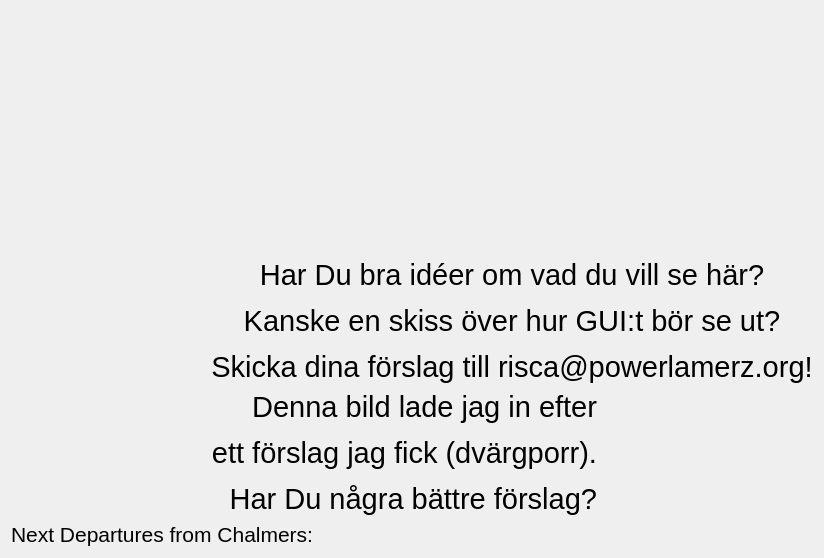
Qt form dialog.ui (ChalmersRobotics/crf-infomatic) before a commit.
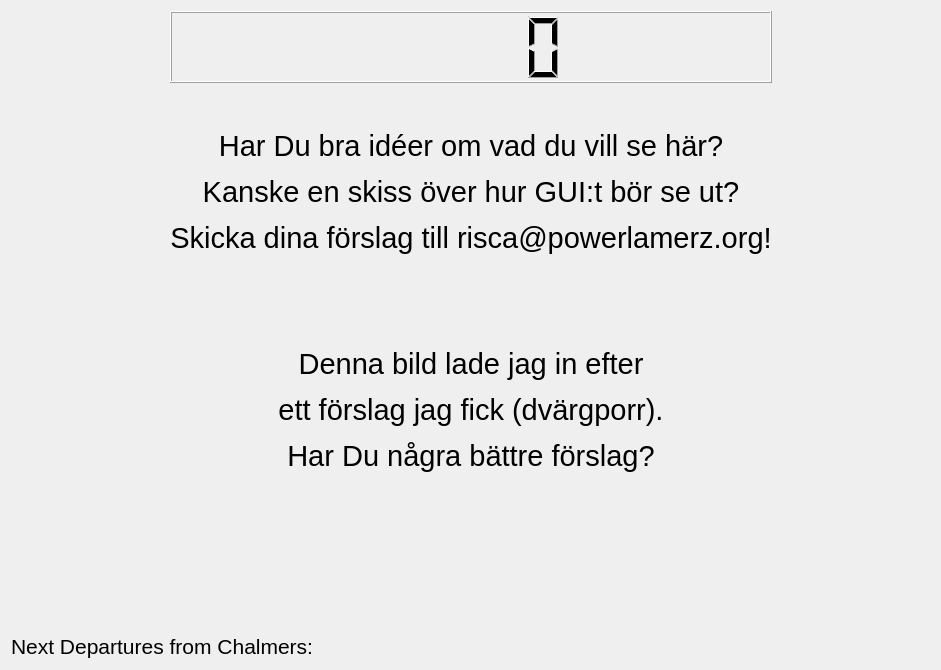
The same form after that commit. Icons and pictures are not drawn. Custom widgets are drawn as their Qt base class.

Commit message: Add DigitalClock from Qt examples

```diff
--- a/dialog.ui
+++ b/dialog.ui
@@ -6,46 +6,18 @@
    <rect>
     <x>0</x>
     <y>0</y>
-    <width>824</width>
-    <height>558</height>
+    <width>941</width>
+    <height>670</height>
    </rect>
   </property>
   <property name="windowTitle">
    <string>Dialog</string>
   </property>
-  <layout class="QGridLayout" name="gridLayout" rowstretch="1,1,1,1,0">
-   <item row="4" column="0" colspan="3">
-    <layout class="QFormLayout" name="formLayout">
-     <item row="0" column="0">
-      <widget class="QLabel" name="label">
-       <property name="font">
-        <font>
-         <pointsize>16</pointsize>
-        </font>
-       </property>
-       <property name="text">
-        <string>Next Departures from Chalmers:</string>
-       </property>
-      </widget>
-     </item>
-     <item row="0" column="1">
-      <widget class="NextDepartureLabel" name="departureLabel">
-       <property name="font">
-        <font>
-         <pointsize>16</pointsize>
-        </font>
-       </property>
-       <property name="text">
-        <string/>
-       </property>
-       <property name="updateInterval" stdset="0">
-        <number>60</number>
-       </property>
-      </widget>
-     </item>
-    </layout>
+  <layout class="QGridLayout" name="gridLayout" rowstretch="1,1,1,1,1,0" columnstretch="1,0,1">
+   <item row="0" column="1">
+    <widget class="DigitalClock" name="lcdNumber"/>
    </item>
-   <item row="0" column="0" rowspan="2">
+   <item row="1" column="0" rowspan="2">
     <widget class="NetStreamPicture" name="innerWebcam">
      <property name="text">
       <string/>
@@ -57,20 +29,18 @@
      </property>
     </widget>
    </item>
-   <item row="2" column="0" rowspan="2">
-    <widget class="NetStreamPicture" name="outerWebcam">
+   <item row="1" column="1" rowspan="2">
+    <widget class="QLabel" name="label_2">
      <property name="text">
-      <string/>
-     </property>
-     <property name="url" stdset="0">
-      <url>
-       <string>http://crf-router:8081/</string>
-      </url>
+      <string>&lt;html&gt;&lt;head/&gt;&lt;body&gt;&lt;p align=&quot;center&quot;&gt;&lt;br/&gt;&lt;/p&gt;&lt;p align=&quot;center&quot;&gt;&lt;span style=&quot; font-size:22pt;&quot;&gt;Har Du bra idéer om vad du vill se här?&lt;/span&gt;&lt;/p&gt;&lt;p align=&quot;center&quot;&gt;&lt;span style=&quot; font-size:22pt;&quot;&gt;Kanske en skiss över hur GUI:t bör se ut?&lt;/span&gt;&lt;/p&gt;&lt;p align=&quot;center&quot;&gt;&lt;span style=&quot; font-size:22pt;&quot;&gt;Skicka dina förslag till risca@powerlamerz.org!&lt;/span&gt;&lt;/p&gt;&lt;p align=&quot;center&quot;&gt;&lt;br/&gt;&lt;/p&gt;&lt;p align=&quot;center&quot;&gt;&lt;br/&gt;&lt;/p&gt;&lt;p align=&quot;center&quot;&gt;&lt;span style=&quot; font-size:22pt;&quot;&gt;Denna bild lade jag in efter&lt;/span&gt;&lt;/p&gt;&lt;p align=&quot;center&quot;&gt;&lt;span style=&quot; font-size:22pt;&quot;&gt;ett förslag jag fick (dvärgporr).&lt;/span&gt;&lt;/p&gt;&lt;p align=&quot;center&quot;&gt;&lt;span style=&quot; font-size:22pt;&quot;&gt;Har Du några bättre förslag?&lt;/span&gt;&lt;/p&gt;&lt;/body&gt;&lt;/html&gt;</string>
      </property>
     </widget>
    </item>
-   <item row="0" column="1">
+   <item row="1" column="2">
     <widget class="NetworkPicture" name="dailyWlanGraph">
+     <property name="frameShadow">
+      <enum>QFrame::Plain</enum>
+     </property>
      <property name="url" stdset="0">
       <url>
        <string>http://mikrotik/graphs/iface/wlan1/daily.gif</string>
@@ -81,7 +51,7 @@
      </property>
     </widget>
    </item>
-   <item row="0" column="2">
+   <item row="2" column="2">
     <widget class="NetworkPicture" name="weeklyWlanGraph">
      <property name="url" stdset="0">
       <url>
@@ -93,38 +63,19 @@
      </property>
     </widget>
    </item>
-   <item row="1" column="1">
-    <widget class="NetworkPicture" name="monthlyWlanGraph">
-     <property name="url" stdset="0">
-      <url>
-       <string>http://mikrotik/graphs/iface/wlan1/monthly.gif</string>
-      </url>
-     </property>
-     <property name="updateInterval" stdset="0">
-      <number>60</number>
-     </property>
-    </widget>
-   </item>
-   <item row="1" column="2">
-    <widget class="NetworkPicture" name="yearlyWlanGraph">
-     <property name="url" stdset="0">
-      <url>
-       <string>http://mikrotik/graphs/iface/wlan1/yearly.gif</string>
-      </url>
-     </property>
-     <property name="updateInterval" stdset="0">
-      <number>60</number>
-     </property>
-    </widget>
-   </item>
-   <item row="2" column="1" colspan="2">
-    <widget class="QLabel" name="label_2">
+   <item row="3" column="0" rowspan="2">
+    <widget class="NetStreamPicture" name="outerWebcam">
      <property name="text">
-      <string>&lt;html&gt;&lt;head/&gt;&lt;body&gt;&lt;p align=&quot;center&quot;&gt;&lt;span style=&quot; font-size:22pt;&quot;&gt;Har Du bra idéer om vad du vill se här?&lt;/span&gt;&lt;/p&gt;&lt;p align=&quot;center&quot;&gt;&lt;span style=&quot; font-size:22pt;&quot;&gt;Kanske en skiss över hur GUI:t bör se ut?&lt;/span&gt;&lt;/p&gt;&lt;p align=&quot;center&quot;&gt;&lt;span style=&quot; font-size:22pt;&quot;&gt;Skicka dina förslag till risca@powerlamerz.org!&lt;/span&gt;&lt;/p&gt;&lt;/body&gt;&lt;/html&gt;</string>
+      <string/>
+     </property>
+     <property name="url" stdset="0">
+      <url>
+       <string>http://crf-router:8081/</string>
+      </url>
      </property>
     </widget>
    </item>
-   <item row="3" column="2">
+   <item row="3" column="1" rowspan="2">
     <widget class="QLabel" name="label_3">
      <property name="text">
       <string/>
@@ -135,15 +86,63 @@
      <property name="scaledContents">
       <bool>false</bool>
      </property>
+     <property name="alignment">
+      <set>Qt::AlignCenter</set>
+     </property>
     </widget>
    </item>
-   <item row="3" column="1">
-    <widget class="QLabel" name="label_4">
-     <property name="text">
-      <string>&lt;html&gt;&lt;head/&gt;&lt;body&gt;&lt;p align=&quot;right&quot;&gt;&lt;span style=&quot; font-size:22pt;&quot;&gt;Denna bild lade jag in efter&lt;/span&gt;&lt;/p&gt;&lt;p align=&quot;right&quot;&gt;&lt;span style=&quot; font-size:22pt;&quot;&gt;ett förslag jag fick (dvärgporr).&lt;/span&gt;&lt;/p&gt;&lt;p align=&quot;right&quot;&gt;&lt;span style=&quot; font-size:22pt;&quot;&gt;Har Du några bättre förslag?&lt;/span&gt;&lt;/p&gt;&lt;/body&gt;&lt;/html&gt;</string>
+   <item row="3" column="2">
+    <widget class="NetworkPicture" name="monthlyWlanGraph">
+     <property name="url" stdset="0">
+      <url>
+       <string>http://mikrotik/graphs/iface/wlan1/monthly.gif</string>
+      </url>
      </property>
     </widget>
    </item>
+   <item row="4" column="2">
+    <widget class="NetworkPicture" name="yearlyWlanGraph">
+     <property name="url" stdset="0">
+      <url>
+       <string>http://mikrotik/graphs/iface/wlan1/yearly.gif</string>
+      </url>
+     </property>
+     <property name="updateInterval" stdset="0">
+      <number>60</number>
+     </property>
+    </widget>
+   </item>
+   <item row="5" column="0" colspan="3">
+    <layout class="QFormLayout" name="formLayout">
+     <item row="0" column="0">
+      <widget class="QLabel" name="label">
+       <property name="font">
+        <font>
+         <pointsize>16</pointsize>
+        </font>
+       </property>
+       <property name="text">
+        <string>Next Departures from Chalmers:</string>
+       </property>
+      </widget>
+     </item>
+     <item row="0" column="1">
+      <widget class="NextDepartureLabel" name="departureLabel">
+       <property name="font">
+        <font>
+         <pointsize>16</pointsize>
+        </font>
+       </property>
+       <property name="text">
+        <string/>
+       </property>
+       <property name="updateInterval" stdset="0">
+        <number>60</number>
+       </property>
+      </widget>
+     </item>
+    </layout>
+   </item>
   </layout>
  </widget>
  <layoutdefault spacing="6" margin="11"/>
@@ -163,6 +162,11 @@
    <extends>QLabel</extends>
    <header>netstreampicture.h</header>
   </customwidget>
+  <customwidget>
+   <class>DigitalClock</class>
+   <extends>QLCDNumber</extends>
+   <header>digitalclock.h</header>
+  </customwidget>
  </customwidgets>
  <resources>
   <include location="resources.qrc"/>
```
Left out of the diff: 3 changed lines with no effect on the pictures. The commit also changes 2 other files.
